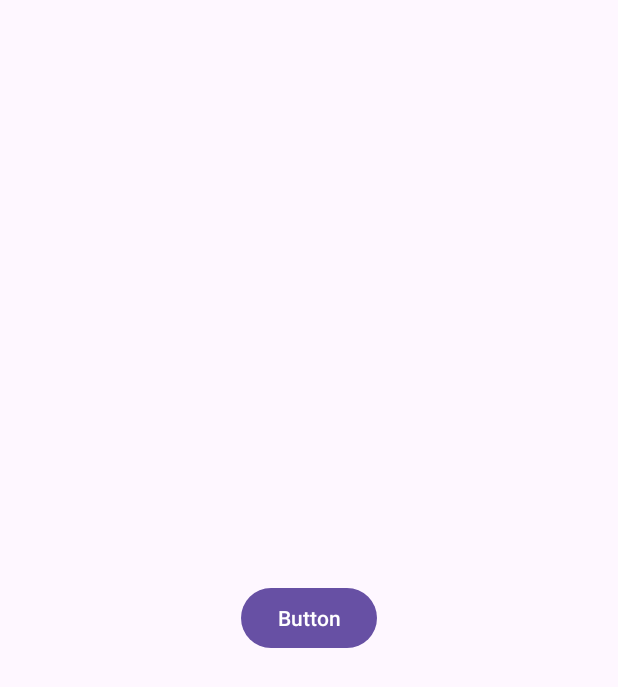
After one commit to KemasMYunus/Acro, an Android app: the SettingActivity screen opened directly, with no data from a screen before it, on a phone screen of 412 x 824 dp. The commit adds this screen. Shown: the top 687 px of the screen. Run offline under Robolectric (Android 15) with nearby library versions, the phone set to English and light mode, and no system bars.

```diff
--- a/app/src/main/AndroidManifest.xml
+++ b/app/src/main/AndroidManifest.xml
@@ -13,6 +13,9 @@
         android:theme="@style/Theme.Acro"
         tools:targetApi="31">
         <activity
+            android:name=".Activity.SettingActivity"
+            android:exported="false" />
+        <activity
             android:name=".Activity.VoteActivity"
             android:exported="false" />
         <activity
--- /dev/null
+++ b/app/src/main/java/com/acropora/acro/Activity/SettingActivity.kt
@@ -0,0 +1,12 @@
+package com.acropora.acro.Activity
+
+import androidx.appcompat.app.AppCompatActivity
+import android.os.Bundle
+import com.acropora.acro.R
+
+class SettingActivity : AppCompatActivity() {
+    override fun onCreate(savedInstanceState: Bundle?) {
+        super.onCreate(savedInstanceState)
+        setContentView(R.layout.activity_setting)
+    }
+}
--- a/app/src/main/java/com/acropora/acro/Activity/VoteActivity.kt
+++ b/app/src/main/java/com/acropora/acro/Activity/VoteActivity.kt
@@ -59,6 +59,11 @@ class VoteActivity : AppCompatActivity() {
                     overridePendingTransition(0, 0) // Menghilangkan animasi
                     finish()
                 }
+                if(it == R.id.setting){
+                    startActivity(Intent(this@VoteActivity,SettingActivity::class.java))
+                    overridePendingTransition(0, 0) // Menghilangkan animasi
+                    finish()
+                }
             }
             var list:MutableList<PlayerModel> = loadData()
             list.removeAt(0)
--- a/app/src/main/res/layout/activity_main.xml
+++ b/app/src/main/res/layout/activity_main.xml
@@ -136,6 +136,7 @@
 
                 <!-- BUTTON ke-1 || ICON ke-4 -->
                 <androidx.constraintlayout.widget.ConstraintLayout
+                    android:id="@+id/matchButton"
                     android:layout_width="0dp"
                     android:layout_height="100dp"
                     android:layout_marginEnd="12dp"
--- /dev/null
+++ b/app/src/main/res/layout/activity_setting.xml
@@ -0,0 +1,18 @@
+<?xml version="1.0" encoding="utf-8"?>
+<androidx.constraintlayout.widget.ConstraintLayout xmlns:android="http://schemas.android.com/apk/res/android"
+    xmlns:app="http://schemas.android.com/apk/res-auto"
+    xmlns:tools="http://schemas.android.com/tools"
+    android:layout_width="match_parent"
+    android:layout_height="match_parent"
+    tools:context=".Activity.SettingActivity">
+
+    <Button
+        android:id="@+id/button"
+        android:layout_width="wrap_content"
+        android:layout_height="wrap_content"
+        android:text="Button"
+        app:layout_constraintBottom_toBottomOf="parent"
+        app:layout_constraintEnd_toEndOf="parent"
+        app:layout_constraintStart_toStartOf="parent"
+        app:layout_constraintTop_toTopOf="parent" />
+</androidx.constraintlayout.widget.ConstraintLayout>
--- a/app/src/main/res/menu/bottom_menu.xml
+++ b/app/src/main/res/menu/bottom_menu.xml
@@ -14,8 +14,8 @@
         app:cnb_iconColor="@color/white"
         app:cnb_backgroundColor="@color/blue"/>
     <item
-        android:id="@+id/profile"
-        android:title="profil"
+        android:id="@+id/setting"
+        android:title="setting"
         android:icon="@drawable/bottom_btn4"
         app:cnb_iconColor="@color/white"
         app:cnb_backgroundColor="@color/blue"/>
```
Also changed, not shown: app/src/main/java/com/acropora/acro/Activity/MainActivity.kt (+23 -0 lines), app/src/main/res/drawable/btn_background_2.xml (added, +9 -0 lines).
